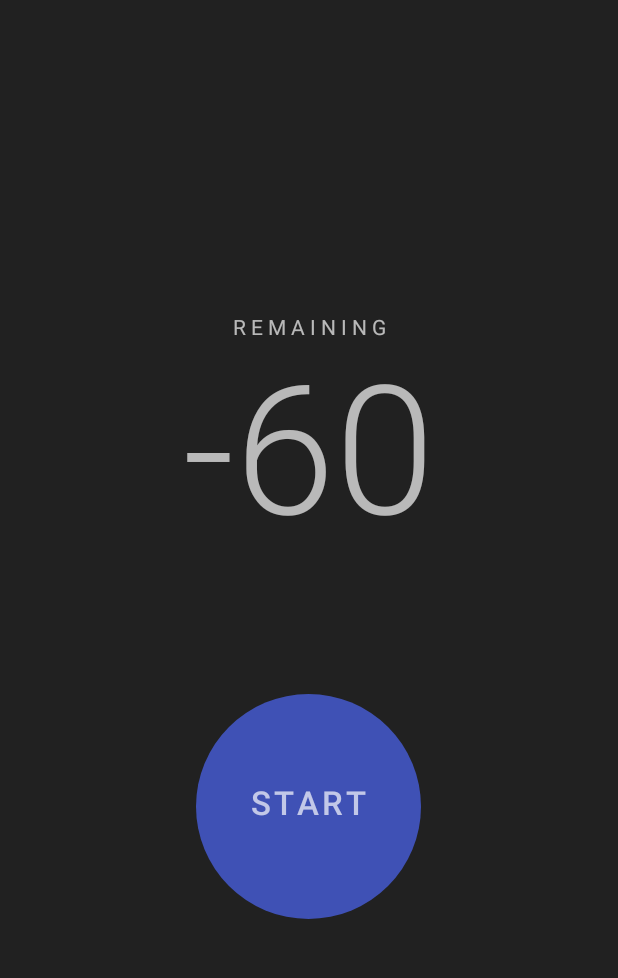
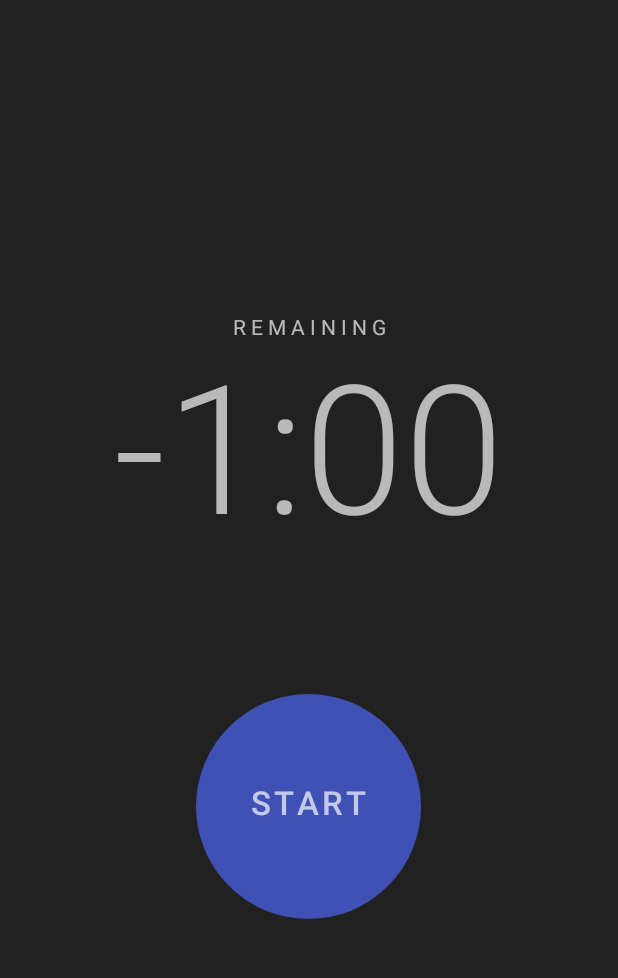
Before and after one commit to AlexSheiko/SpiceSugar, an Android app: the TimerActivity screen opened directly, with no data from a screen before it, on a phone screen of 412 x 824 dp, the part 137-1115 px from its top. Run offline under Robolectric (Android 15) with nearby library versions, the phone set to English and light mode, and no system bars.

Commit message:
Format countdown time as minutes : seconds

```diff
--- a/app/src/main/res/layout/activity_timer.xml
+++ b/app/src/main/res/layout/activity_timer.xml
@@ -8,28 +8,13 @@
                 android:paddingTop="@dimen/activity_vertical_margin"
                 tools:context=".TimerActivity">
 
-    <ImageView
-        android:id="@+id/logoImageView"
-        android:layout_width="match_parent"
-        android:layout_height="wrap_content"
-        android:layout_marginBottom="32dp"
-        android:alpha="0.7"
-        android:paddingTop="8dp"
-        android:src="@drawable/logo"/>
-
-    <ImageButton
-        android:layout_width="wrap_content"
-        android:layout_height="wrap_content"
-        android:background="?selectableItemBackgroundBorderless"
-        android:onClick="selectAnotherTime"
-        android:padding="10dp"
-        android:src="@drawable/ic_arrow_back"
-        android:tint="@color/indigo_300"/>
-
     <TextView
+        android:id="@+id/remainingLabel"
         android:layout_width="match_parent"
         android:layout_height="match_parent"
         android:gravity="center"
+        android:clickable="true"
+        android:onClick="startTimer"
         android:paddingBottom="190dp"
         android:text="R e m a i n i n g"
         android:textAllCaps="true"
@@ -42,6 +27,8 @@
         android:layout_centerInParent="true"
         android:fontFamily="sans-serif-light"
         android:gravity="center"
+        android:clickable="true"
+        android:onClick="startTimer"
         android:paddingBottom="50dp"
         tools:text="11:54"
         android:textColor="@color/white_700"
@@ -66,4 +53,23 @@
 
     </RelativeLayout>
 
+    <ImageView
+        android:id="@+id/logoImageView"
+        android:layout_width="match_parent"
+        android:layout_height="wrap_content"
+        android:layout_marginBottom="32dp"
+        android:alpha="0.7"
+        android:clickable="true"
+        android:paddingTop="8dp"
+        android:src="@drawable/logo"/>
+
+    <ImageButton
+        android:layout_width="wrap_content"
+        android:layout_height="wrap_content"
+        android:background="?selectableItemBackgroundBorderless"
+        android:onClick="selectAnotherTime"
+        android:padding="10dp"
+        android:src="@drawable/ic_arrow_back"
+        android:tint="@color/indigo_300"/>
+
 </RelativeLayout>
```
Also changed, not shown: app/src/main/java/com/sugarspicedance/sugarspice/TimerActivity.java (+18 -6 lines).
